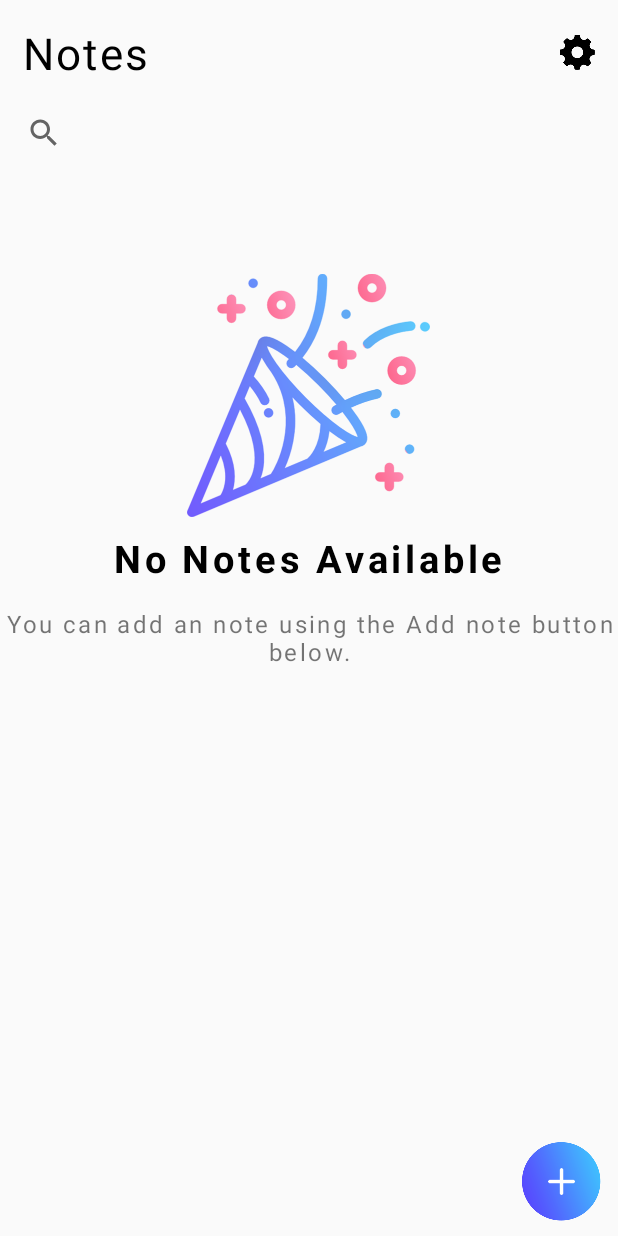
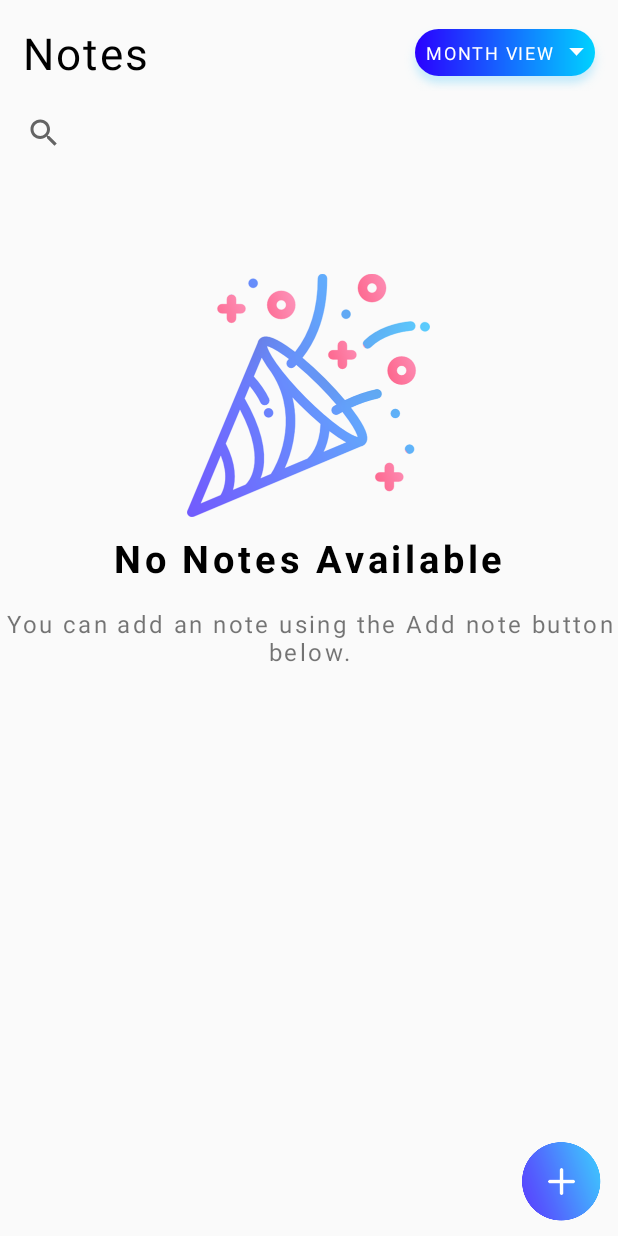
Before and after one commit to kunalgaba4/GameChangerNotes, an Android app: the NotesActivity screen opened directly, with no data from a screen before it, on a phone screen of 412 x 824 dp. Run offline under Robolectric (Android 15) with nearby library versions, the phone set to English and light mode, and no system bars; our stand-ins replace ButterKnife; Roboto replaces fonts that are not available here; 1 statement that could not run was skipped.

Commit message:
all functionality working.

```diff
--- a/app/src/main/java/com/goodcompany/gamechangernotes/Activities/NotesActivity.java
+++ b/app/src/main/java/com/goodcompany/gamechangernotes/Activities/NotesActivity.java
@@ -24,8 +24,11 @@ import com.goodcompany.gamechangernotes.Listeners.OnListItemClickListeners;
 import com.goodcompany.gamechangernotes.Modals.Note;
 import com.goodcompany.gamechangernotes.R;
 import com.goodcompany.gamechangernotes.Singelton.SubjectSingleton;
+import com.goodcompany.gamechangernotes.Utils.ShadowLayout;
 
 import java.util.ArrayList;
+import java.util.Collections;
+import java.util.Comparator;
 
 import butterknife.BindView;
 import butterknife.ButterKnife;
@@ -60,7 +63,15 @@ public class NotesActivity extends AppCompatActivity implements OnListItemClickL
     TextView noEventTv;
     @BindView(R.id.can_add_event_tv)
     TextView canAddEventTv;
+    @BindView(R.id.spinner_sl)
+    ShadowLayout spinnerSl;
+    @BindView(R.id.mdw_view_tv)
+    TextView mdwViewTv;
+    @BindView(R.id.spinner_parent_rl1)
+    RelativeLayout spinnerParentRl1;
+
     private NotesListAdapter notesListAdapter;
+    private int clickCount = 0;
 
 
     @Override
@@ -88,11 +99,11 @@ public class NotesActivity extends AppCompatActivity implements OnListItemClickL
     private void setupDescAdapter() {
         savedNoteArrayList.clear();
         savedNoteArrayList = dbNote.getNoteOfSubject(this, subjectName);
-        if (savedNoteArrayList.size() > 0){
+        if (savedNoteArrayList.size() > 0) {
             noEventIv.setVisibility(View.INVISIBLE);
             noEventTv.setVisibility(View.INVISIBLE);
             canAddEventTv.setVisibility(View.INVISIBLE);
-        }else {
+        } else {
             noEventIv.setVisibility(View.VISIBLE);
             noEventTv.setVisibility(View.VISIBLE);
             canAddEventTv.setVisibility(View.VISIBLE);
@@ -107,6 +118,12 @@ public class NotesActivity extends AppCompatActivity implements OnListItemClickL
     public void onViewClicked(View view) {
         switch (view.getId()) {
             case R.id.settings_iv:
+                Collections.sort(savedNoteArrayList, new Comparator<Note>() {
+                    public int compare(Note o1, Note o2) {
+                        return o1.getDateTime().compareTo(o2.getDateTime());
+                    }
+                });
+                notesListAdapter.notifyDataSetChanged();
                 break;
             case R.id.etSearch:
                 break;
@@ -190,4 +207,37 @@ public class NotesActivity extends AppCompatActivity implements OnListItemClickL
         notesListAdapter.filter(text);
         return false;
     }
+
+    @OnClick(R.id.spinner_sl)
+    public void onViewClicked() {
+
+//        clickCount++;
+//        if (clickCount == 0) {
+//            setupOrderByDate();
+//        } else if (clickCount == 1) {
+//            setupOrderByTitle();
+//        } else if (clickCount == 2) {
+//            setupOrderByDesc();
+//            clickCount = -1;
+//
+//        }
+    }
+
+//    private void setupOrderByDesc() {
+//        spinnerParentRl1.setBackgroundResource(R.drawable.custom_daily_view_background);
+//        spinnerSl.setShadowColor(getResources().getColor(R.color.daily_view_shadow));
+//        mdwViewTv.setText("By Desc");
+//    }
+//
+//    private void setupOrderByTitle() {
+//        spinnerParentRl1.setBackgroundResource(R.drawable.custom_daily_view_background);
+//        spinnerSl.setShadowColor(getResources().getColor(R.color.daily_view_shadow));
+//        mdwViewTv.setText("By Title");
+//    }
+//
+//    private void setupOrderByDate() {
+//        spinnerParentRl1.setBackgroundResource(R.drawable.custom_daily_view_background);
+//        spinnerSl.setShadowColor(getResources().getColor(R.color.daily_view_shadow));
+//        mdwViewTv.setText("By Date");
+//    }
 }
--- a/app/src/main/java/com/goodcompany/gamechangernotes/Database/DBNote.java
+++ b/app/src/main/java/com/goodcompany/gamechangernotes/Database/DBNote.java
@@ -135,7 +135,6 @@ public class DBNote {
     }
 
     public ArrayList<Note> getNoteByDate (Context context){
-
         DBHelper dbHelper = new DBHelper(context);
         SQLiteDatabase database = dbHelper.getReadableDatabase();
 
--- a/app/src/main/res/layout/activity_notes.xml
+++ b/app/src/main/res/layout/activity_notes.xml
@@ -1,4 +1,5 @@
 <FrameLayout xmlns:android="http://schemas.android.com/apk/res/android"
+    xmlns:app="http://schemas.android.com/apk/res-auto"
     android:id="@+id/dash_parent_fl"
     android:layout_width="match_parent"
     android:layout_height="match_parent">
@@ -36,8 +37,82 @@
                 android:layout_alignParentRight="true"
                 android:layout_centerVertical="true"
                 android:padding="@dimen/ten_dp"
-                android:visibility="visible"
+                android:visibility="gone"
                 android:src="@drawable/setting" />
+
+            <com.goodcompany.gamechangernotes.Utils.ShadowLayout
+                android:id="@+id/spinner_sl"
+                android:layout_width="140dp"
+                android:layout_height="wrap_content"
+                android:layout_alignParentRight="true"
+                android:layout_centerVertical="true"
+                app:sl_shadow_angle="90"
+                app:sl_shadow_color="@color/share_shadow"
+                app:sl_shadow_distance="5dp"
+                app:sl_shadow_radius="@dimen/five_dp">
+
+
+                <RelativeLayout
+                    android:id="@+id/spinner_parent_rl1"
+                    android:layout_width="match_parent"
+                    android:layout_height="wrap_content"
+                    android:layout_alignParentRight="true"
+                    android:layout_gravity="center"
+                    android:background="@drawable/custom_month_view_background"
+                    android:padding="@dimen/seven_dp">
+
+                    <TextView
+                        android:id="@+id/mdw_view_tv"
+                        android:layout_width="match_parent"
+                        android:layout_height="wrap_content"
+                        android:drawableRight="@drawable/drop_down"
+                        android:letterSpacing="0.1"
+                        android:text="MONTH VIEW"
+                        android:textColor="@color/md_white_1000"
+                        android:textSize="@dimen/twelve_sp" />
+
+                    <ImageView
+                        android:id="@+id/arrow_down_iv0"
+                        android:layout_width="wrap_content"
+                        android:layout_height="wrap_content"
+                        android:layout_centerVertical="true"
+                        android:layout_marginLeft="@dimen/five_dp"
+                        android:layout_toRightOf="@id/mdw_view_tv"
+                        android:src="@drawable/drop_down"
+                        android:visibility="gone" />
+
+                </RelativeLayout>
+
+                <RelativeLayout
+                    android:id="@+id/spinner_parent_rl"
+                    android:layout_width="wrap_content"
+                    android:layout_height="wrap_content"
+                    android:layout_alignParentRight="true"
+                    android:layout_gravity="center"
+                    android:background="@drawable/custom_month_view_background"
+                    android:padding="@dimen/seven_dp"
+                    android:visibility="gone">
+
+                    <Spinner
+                        android:id="@+id/spinner"
+                        android:layout_width="wrap_content"
+                        android:layout_height="wrap_content"
+                        android:layout_centerVertical="true"
+                        android:background="@null"
+                        android:visibility="visible" />
+
+                    <ImageView
+                        android:id="@+id/arrow_down_iv"
+                        android:layout_width="wrap_content"
+                        android:layout_height="wrap_content"
+                        android:layout_centerVertical="true"
+                        android:layout_toRightOf="@id/spinner"
+                        android:src="@drawable/drop_down"
+                        android:visibility="visible" />
+                </RelativeLayout>
+
+            </com.goodcompany.gamechangernotes.Utils.ShadowLayout>>
+
         </RelativeLayout>
 
 
```
